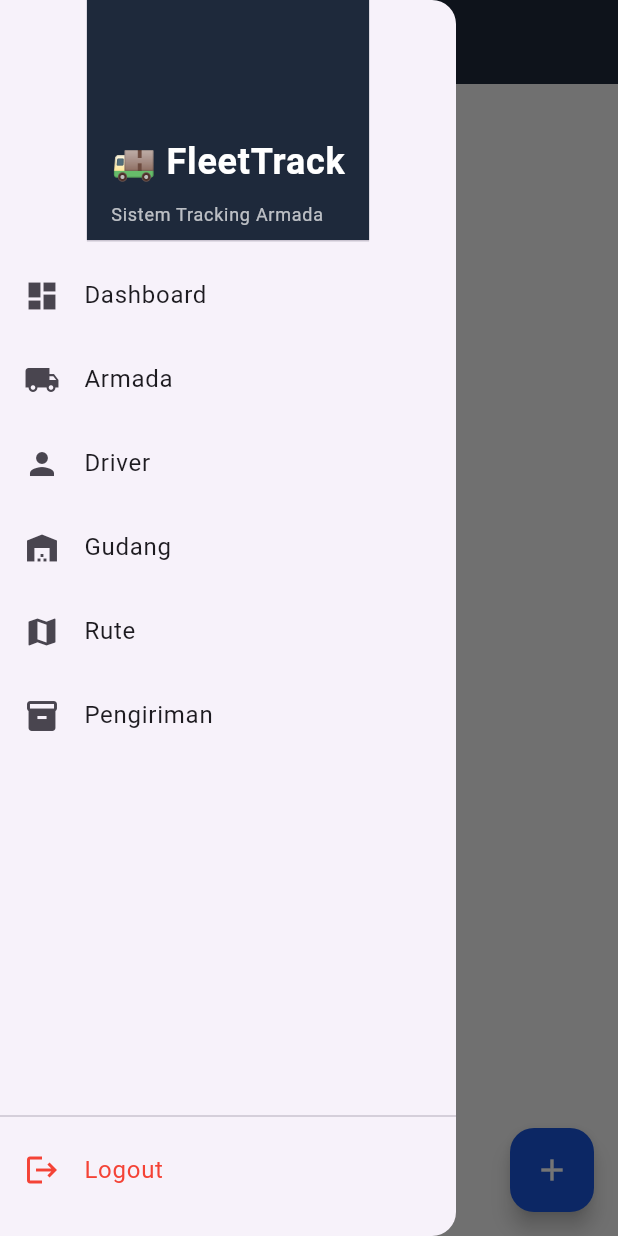
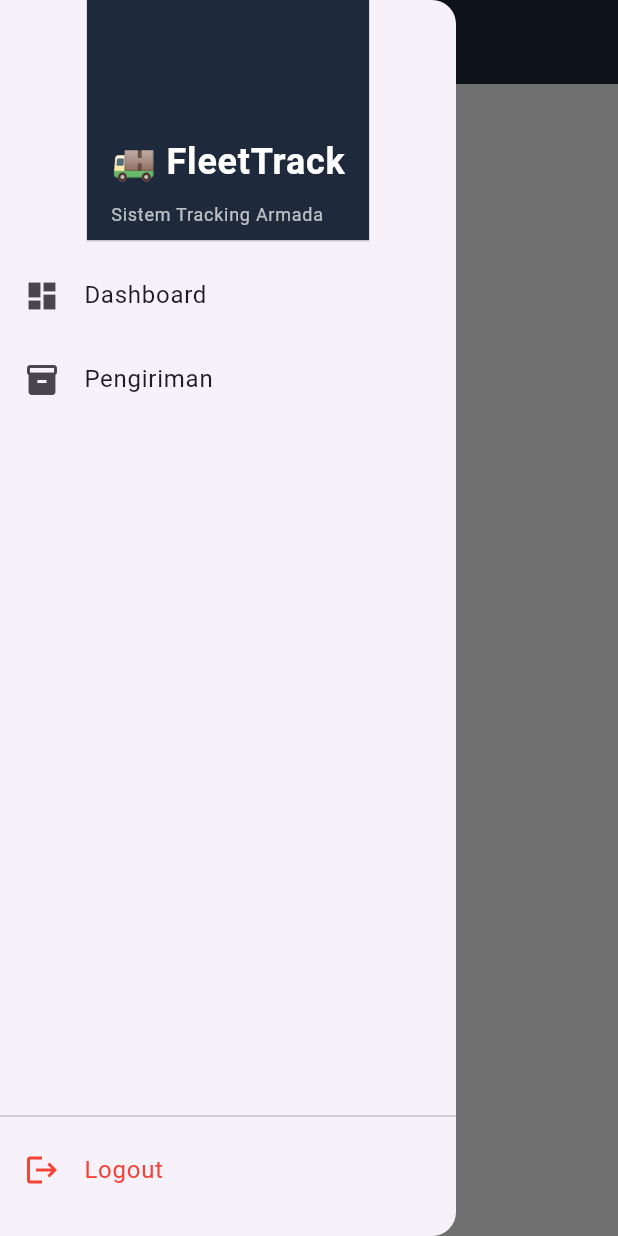
Before and after one commit to Frl2/ProjekTCC, a Flutter app: the ShipmentListScreen screen opened directly, with the side drawer open, on a phone screen of 412 x 824 dp. Run offline on Flutter 3.47's test engine with Material 3 defaults, Android fonts, the phone set to English and light mode, and no system bars; our stand-ins replace dio, flutter_dotenv, shared_preferences; accounts and stored records are empty; network calls fail.

Commit message:
DEPLOY MOBILE FINALL raymond

```diff
--- a/fleettrack/mobile-service/lib/screens/home_screen.dart
+++ b/fleettrack/mobile-service/lib/screens/home_screen.dart
@@ -78,8 +78,6 @@ class _HomeScreenState extends State<HomeScreen> {
       mainAxisSpacing: 12,
       crossAxisSpacing: 12,
       children: [
-        _buildStatCard('Total Armada', _stats?['total_vehicles']?.toString() ?? '0', Icons.local_shipping, Colors.blue),
-        _buildStatCard('Total Driver', _stats?['total_drivers']?.toString() ?? '0', Icons.person, Colors.green),
         _buildStatCard('Total Pengiriman', _stats?['total_shipments']?.toString() ?? '0', Icons.inventory, Colors.orange),
         _buildStatCard('Pengiriman Aktif', _stats?['active_shipments']?.toString() ?? '0', Icons.route, Colors.purple),
       ],
--- a/fleettrack/mobile-service/lib/screens/shipment_list_screen.dart
+++ b/fleettrack/mobile-service/lib/screens/shipment_list_screen.dart
@@ -37,7 +37,7 @@ class _ShipmentListScreenState extends State<ShipmentListScreen> {
     return Scaffold(
       backgroundColor: Colors.grey[100],
       appBar: AppBar(
-        title: const Text("Manajemen Pengiriman"),
+        title: const Text("Daftar Pengiriman"),
         backgroundColor: const Color(0xFF1e293b),
         foregroundColor: Colors.white,
       ),
@@ -57,11 +57,6 @@ class _ShipmentListScreenState extends State<ShipmentListScreen> {
                       },
                     ),
             ),
-      floatingActionButton: FloatingActionButton(
-        onPressed: () => _openForm(),
-        backgroundColor: const Color(0xFF1a56db),
-        child: const Icon(Icons.add, color: Colors.white),
-      ),
     );
   }
 
--- a/fleettrack/mobile-service/lib/services/dashboard_service.dart
+++ b/fleettrack/mobile-service/lib/services/dashboard_service.dart
@@ -7,6 +7,7 @@ class DashboardService extends BaseService {
       final response = await logisticsDio.get(ApiConfig.stats);
       return response.data['data'];
     } catch (e) {
+      print("Error fetching stats: $e");
       return null;
     }
   }
--- a/fleettrack/mobile-service/lib/services/driver_service.dart
+++ b/fleettrack/mobile-service/lib/services/driver_service.dart
@@ -9,6 +9,7 @@ class DriverService extends BaseService {
       final List data = response.data['data'];
       return data.map((e) => Driver.fromJson(e)).toList();
     } catch (e) {
+      print("Error fetching drivers: $e");
       return [];
     }
   }
--- a/fleettrack/mobile-service/lib/widgets/main_drawer.dart
+++ b/fleettrack/mobile-service/lib/widgets/main_drawer.dart
@@ -2,10 +2,6 @@ import 'package:flutter/material.dart';
 import '../services/auth_service.dart';
 import '../screens/login_screen.dart';
 import '../screens/home_screen.dart';
-import '../screens/vehicle_list_screen.dart';
-import '../screens/driver_list_screen.dart';
-import '../screens/warehouse_list_screen.dart';
-import '../screens/route_list_screen.dart';
 import '../screens/shipment_list_screen.dart';
 
 class MainDrawer extends StatelessWidget {
@@ -35,10 +31,6 @@ class MainDrawer extends StatelessWidget {
             ),
           ),
           _buildItem(context, Icons.dashboard, 'Dashboard', const HomeScreen()),
-          _buildItem(context, Icons.local_shipping, 'Armada', const VehicleListScreen()),
-          _buildItem(context, Icons.person, 'Driver', const DriverListScreen()),
-          _buildItem(context, Icons.warehouse, 'Gudang', const WarehouseListScreen()),
-          _buildItem(context, Icons.map, 'Rute', const RouteListScreen()),
           _buildItem(context, Icons.inventory, 'Pengiriman', const ShipmentListScreen()),
           const Spacer(),
           const Divider(),
```
Also changed, not shown: 2 other files.
